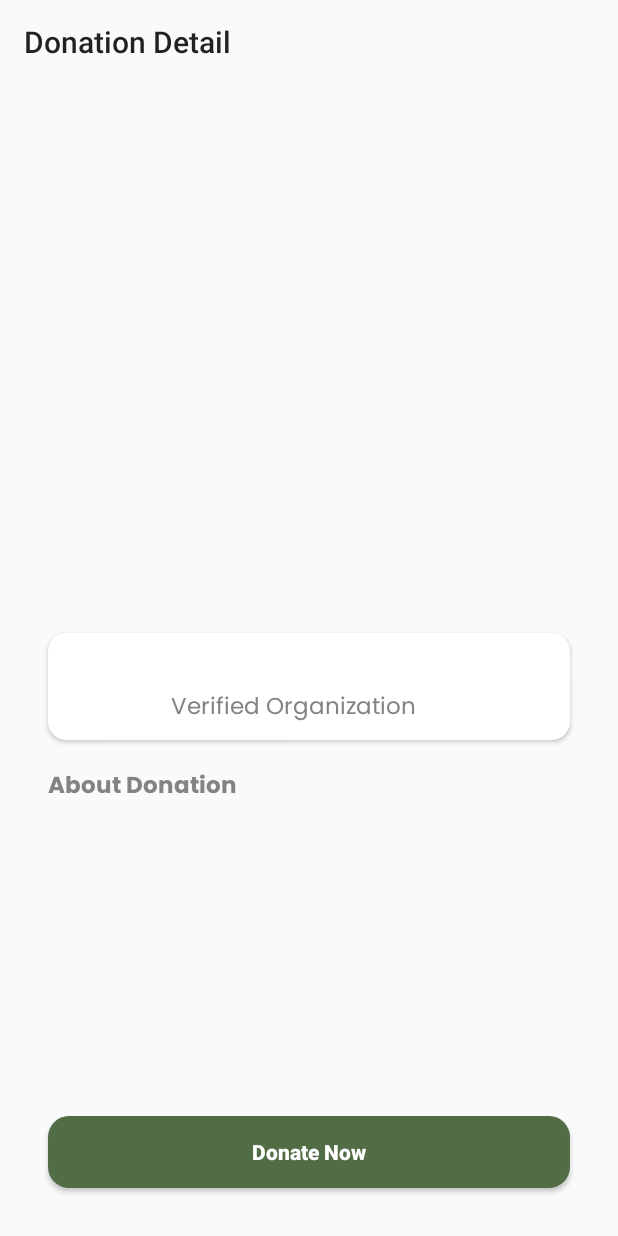
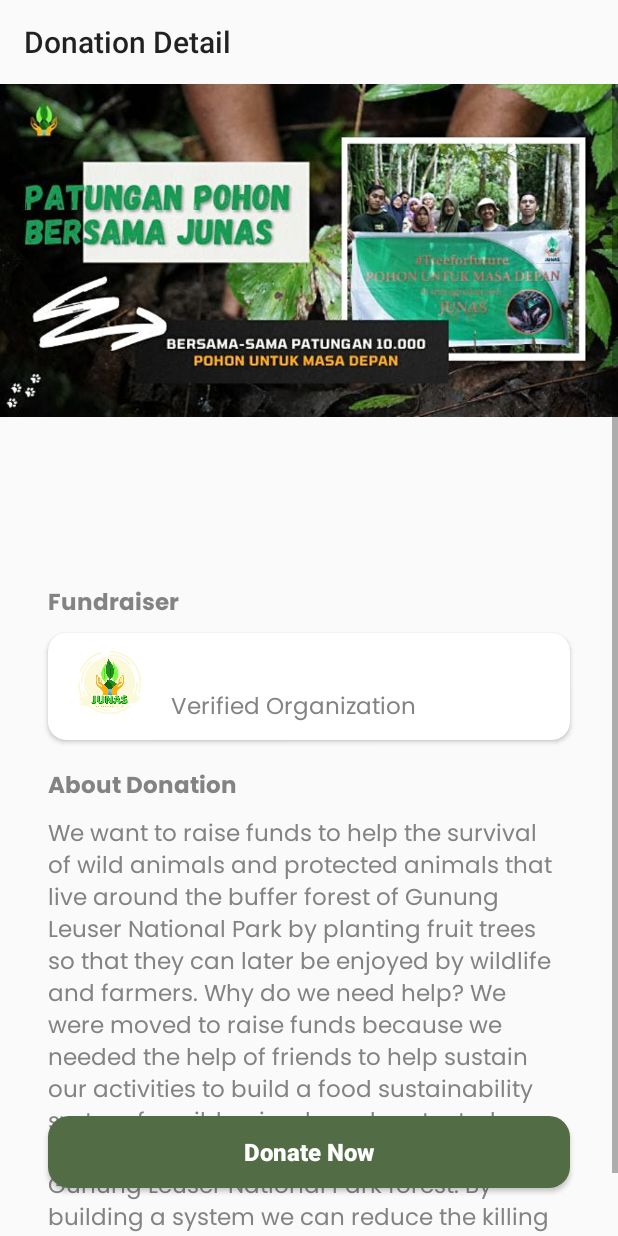
Before and after one commit to mintymilkx/CapstoneProjectEden, an Android app: the DetailDonasiActivity screen opened directly, with no data from a screen before it, on a phone screen of 412 x 824 dp. Run offline under Robolectric (Android 15) with nearby library versions, the phone set to English and light mode, and no system bars; our stand-ins replace CircleImageView; 4 statements that could not run were skipped.

Commit message:
Fixing layout

```diff
--- a/app/src/main/java/com/example/project/capstone/eden/ui/donasi/DetailDonasiActivity.kt
+++ b/app/src/main/java/com/example/project/capstone/eden/ui/donasi/DetailDonasiActivity.kt
@@ -7,9 +7,14 @@ import android.widget.TextView
 import androidx.annotation.StringRes
 import com.example.project.capstone.eden.R
 import com.example.project.capstone.eden.databinding.ActivityDetailDonasiBinding
+import de.hdodenhof.circleimageview.CircleImageView
 import org.w3c.dom.Text
 
 class DetailDonasiActivity : AppCompatActivity() {
+
+    private lateinit var donasiImage: ImageView
+    private lateinit var deskripsi: TextView
+    private lateinit var organizationPhoto: CircleImageView
 
 
     override fun onCreate(savedInstanceState: Bundle?) {
@@ -19,7 +24,7 @@ class DetailDonasiActivity : AppCompatActivity() {
 
         val name: TextView = findViewById(R.id.tv_nama_donasi)
         val amount: TextView = findViewById(R.id.tv_jumlah_donasi)
-        val photo: ImageView = findViewById(R.id.iv_sample_donasi)
+//      val photo: ImageView = findViewById(R.id.iv_sample_donasi)
         val organization: TextView = findViewById(R.id.tv_penggalang_dana)
 
         val bundle: Bundle? = intent.extras
@@ -30,10 +35,12 @@ class DetailDonasiActivity : AppCompatActivity() {
 
         name.text = donationName
         amount.text = donationAmount
-        photo.setImageResource(donationImage)
+//      photo.setImageResource(donationImage)
         organization.text = organizationName
 
-
+        donasiImage = findViewById(R.id.iv_sample_donasi)
+        deskripsi = findViewById(R.id.tv_desc)
+        organizationPhoto = findViewById(R.id.iv_penggalang)
 
     }
 }
--- a/app/src/main/java/com/example/project/capstone/eden/ui/donasi/DonasiModel.kt
+++ b/app/src/main/java/com/example/project/capstone/eden/ui/donasi/DonasiModel.kt
@@ -4,6 +4,5 @@ data class DonasiModel(
     val amount: String? = null,
     val photoUrl: String? = null,
     val organizationName: String? = null,
-    val title: String? = null,
-    val description: String? = null,
+    val title: String? = null
 )
--- a/app/src/main/res/layout/activity_detail_donasi.xml
+++ b/app/src/main/res/layout/activity_detail_donasi.xml
@@ -37,8 +37,7 @@
                 android:layout_height="222dp"
                 android:contentDescription="@string/sample_detail"
                 android:cropToPadding="true"
-                tools:src="@tools:sample/avatars"
-                tools:srcCompat="@drawable/sample_donasi" />
+                android:src="@drawable/tujuan_donasi" />
 
             <TextView
                 android:id="@+id/tv_nama_donasi"
@@ -70,7 +69,7 @@
                 android:layout_marginTop="14dp"
                 android:textColor="@color/gray_600"
                 android:textSize="15sp"
-                tools:text="Penggalang Dana" />
+                android:text="@string/penggalang_dana" />
 
             <androidx.cardview.widget.CardView
                 android:id="@+id/cv_penggalang"
@@ -86,18 +85,16 @@
                     android:layout_height="wrap_content"
                     android:padding="8dp">
 
-                    <ImageView
+                    <de.hdodenhof.circleimageview.CircleImageView
                         android:id="@+id/iv_penggalang"
                         android:layout_width="50dp"
                         android:layout_height="50dp"
                         android:layout_marginStart="8dp"
-                        android:adjustViewBounds="true"
                         android:contentDescription="@string/penggalang_sample"
                         android:scaleType="centerCrop"
                         app:layout_constraintStart_toStartOf="parent"
                         app:layout_constraintTop_toTopOf="parent"
-                        tools:src="@tools:sample/avatars"
-                        tools:srcCompat="@drawable/sample_penggalang_dana" />
+                        android:src="@drawable/organisasi" />
 
                     <TextView
                         android:id="@+id/tv_penggalang_dana"
@@ -145,13 +142,14 @@
             <TextView
                 android:id="@+id/tv_desc"
                 style="@style/TextViewRegular"
-                android:layout_width="wrap_content"
+                android:layout_width="match_parent"
                 android:layout_height="wrap_content"
                 android:layout_marginStart="32dp"
+                android:layout_marginEnd="32dp"
                 android:layout_marginTop="6dp"
+                android:text="@string/donation_desc"
                 android:textColor="@color/gray_600"
-                android:textSize="15sp"
-                tools:text="Deskripsi Donasi" />
+                android:textSize="15sp" />
 
         </LinearLayout>
 
@@ -164,8 +162,9 @@
         android:layout_height="wrap_content"
         android:layout_alignParentBottom="true"
         android:layout_marginStart="32dp"
+        android:layout_marginEnd="32dp"
         android:layout_marginBottom="32dp"
-        android:layout_marginEnd="32dp"
+        android:textSize="16sp"
         android:text="@string/donasi_sekarang"
         android:textStyle="bold" />
 
--- a/app/src/main/res/values/strings.xml
+++ b/app/src/main/res/values/strings.xml
@@ -115,4 +115,6 @@
     <string name="back_button">Back Button</string>
     <string name="goal">Goal</string>
     <string name="logout">Log Out</string>
+    <string name="donation_desc">We want to raise funds to help the survival of wild animals and protected animals that live around the buffer forest of Gunung Leuser National Park by planting fruit trees so that they can later be enjoyed by wildlife and farmers. Why do we need help? We were moved to raise funds because we needed the help of friends to help sustain our activities to build a food sustainability system for wild animals and protected animals that live in the buffer zone of the Gunung Leuser National Park forest. By building a system we can reduce the killing of wild animals that come to villagers\' areas to find food sources for them.</string>
+    <string name="penggalang_dana">Fundraiser</string>
 </resources>
--- a/app/src/main/res/values/themes.xml
+++ b/app/src/main/res/values/themes.xml
@@ -100,6 +100,7 @@
         <item name="textAllCaps">false</item>
         <item name="android:textSize">25sp</item>
         <item name="android:fontFamily">@font/poppins_bold</item>
+        <item name="titleTextStyle">@font/poppins_bold</item>
     </style>
 
     <style name="ButtonLogout">
```
Also changed, not shown: app/src/main/res/drawable/organisasi.jpg (added), app/src/main/res/drawable/tujuan_donasi.jpg (added).
